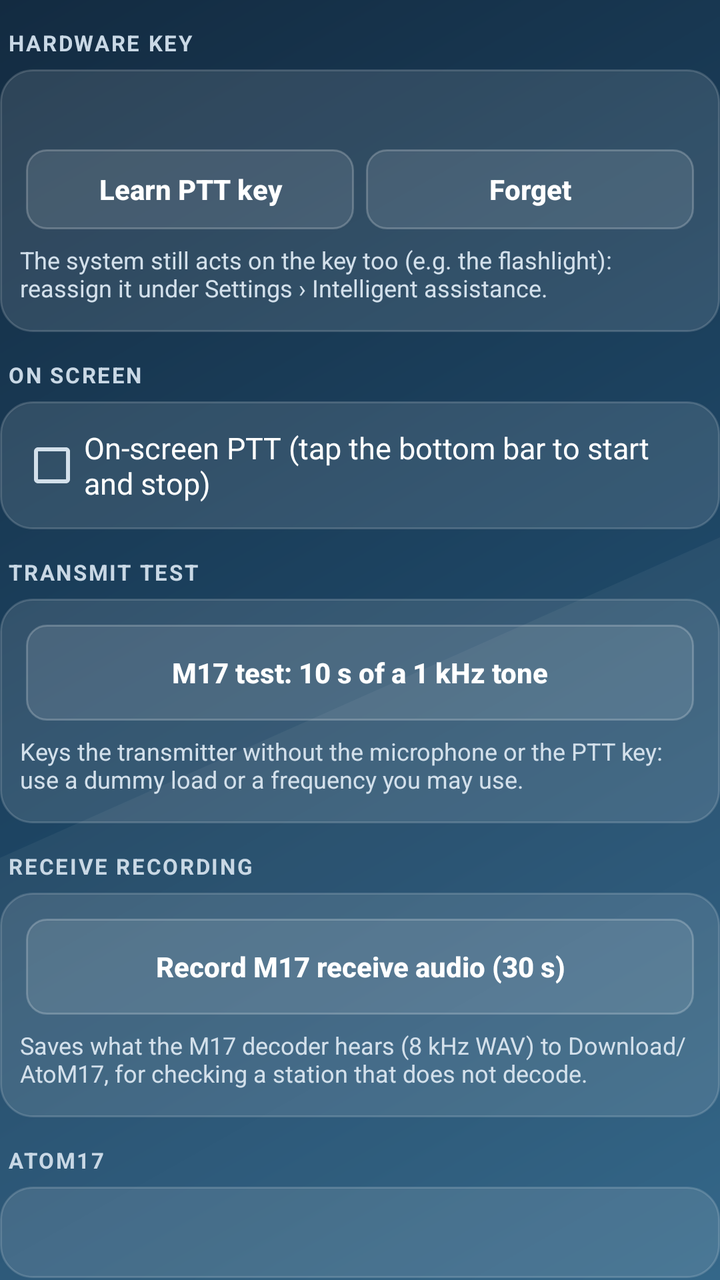
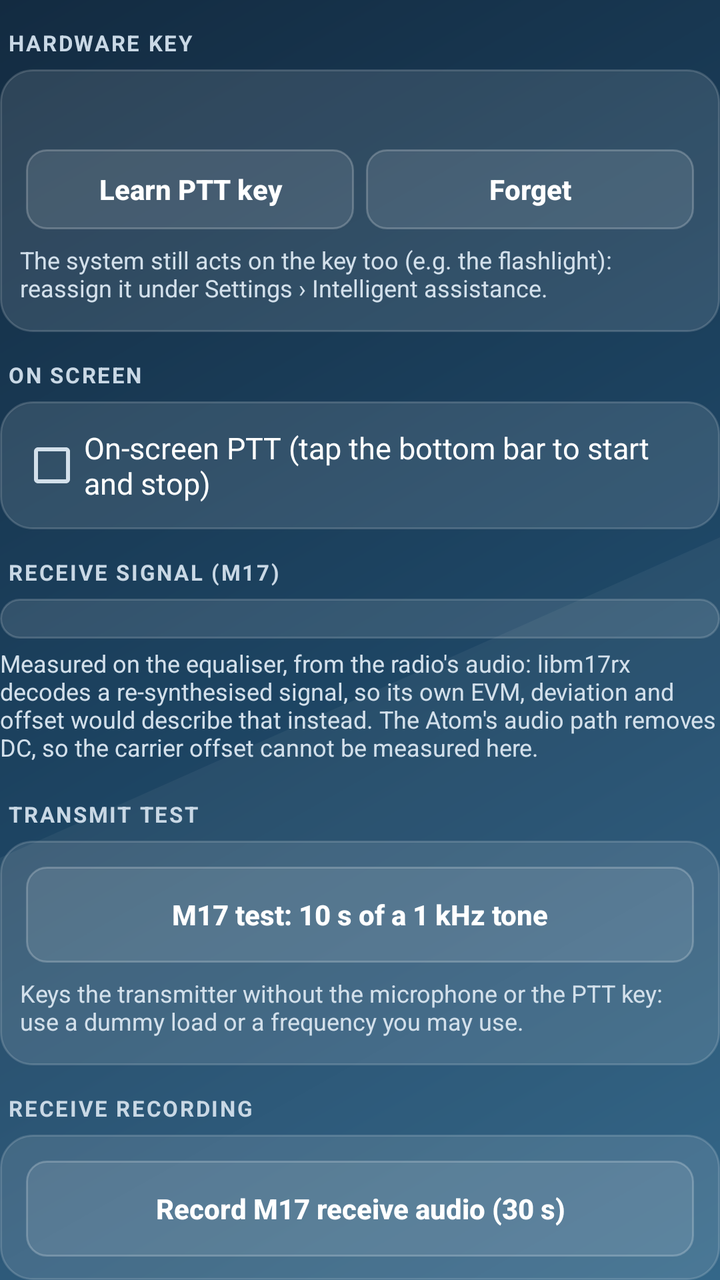

The first picture is an Android layout as it rendered before a commit; the second is the same layout after the commit. The layout source and the unified diff follow.
<!-- AndroidManifest.xml: application theme AppTheme -->
<!-- res/layout/tab_device.xml -->
<?xml version="1.0" encoding="utf-8"?>
<LinearLayout xmlns:android="http://schemas.android.com/apk/res/android"
    android:layout_width="match_parent" android:layout_height="wrap_content" android:orientation="vertical">

    <LinearLayout android:id="@+id/grpPtt" android:layout_width="match_parent" android:layout_height="wrap_content" android:orientation="vertical">
        <TextView style="@style/Head" android:text="Hardware key" />
        <LinearLayout style="@style/Group">
            <TextView android:id="@+id/pttInfo" style="@style/Note" android:textSize="14sp" android:textColor="#FFFFFF" />
            <LinearLayout style="@style/Row">
                <Button android:id="@+id/pttLearn" style="@style/Small" android:layout_width="0dp" android:layout_weight="1" android:text="Learn PTT key" />
                <Button android:id="@+id/pttForget" style="@style/Small" android:layout_width="0dp" android:layout_weight="1" android:text="Forget" />
            </LinearLayout>
            <TextView style="@style/Note" android:text="The system still acts on the key too (e.g. the flashlight): reassign it under Settings › Intelligent assistance." />
        </LinearLayout>
        <TextView style="@style/Head" android:text="On screen" />
        <LinearLayout style="@style/Group">
            <CheckBox android:id="@+id/softPtt" style="@style/Check" android:text="On-screen PTT (tap the bottom bar to start and stop)" />
        </LinearLayout>
    </LinearLayout>

    <LinearLayout android:id="@+id/grpBench" android:layout_width="match_parent" android:layout_height="wrap_content" android:orientation="vertical">
        <TextView style="@style/Head" android:text="Transmit test" />
        <LinearLayout style="@style/Group">
            <Button android:id="@+id/testTx" style="@style/Big" android:text="M17 test: 10 s of a 1 kHz tone" />
            <TextView style="@style/Note" android:text="Keys the transmitter without the microphone or the PTT key: use a dummy load or a frequency you may use." />
        </LinearLayout>
        <TextView style="@style/Head" android:text="Receive recording" />
        <LinearLayout style="@style/Group">
            <Button android:id="@+id/record" style="@style/Big" android:text="Record M17 receive audio (30 s)" />
            <TextView style="@style/Note" android:text="Saves what the M17 decoder hears (8 kHz WAV) to Download/AtoM17, for checking a station that does not decode." />
        </LinearLayout>
    </LinearLayout>

    <LinearLayout android:id="@+id/grpAbout" android:layout_width="match_parent" android:layout_height="wrap_content" android:orientation="vertical">
        <TextView style="@style/Head" android:text="AtoM17" />
        <LinearLayout style="@style/Group">
            <TextView android:id="@+id/about" style="@style/Note" android:textSize="13sp" android:textIsSelectable="true" />
        </LinearLayout>
    </LinearLayout>
</LinearLayout>
<!-- resources referenced by this layout -->
<resources>
  <style name="Big" parent="Small">
          <item name="android:layout_width">match_parent</item>
          <item name="android:layout_height">48dp</item>
      </style>
  <style name="Check">
          <item name="android:layout_width">match_parent</item>
          <item name="android:layout_height">wrap_content</item>
          <item name="android:minHeight">44dp</item>
          <item name="android:textColor">#FFFFFF</item>
          <item name="android:textSize">15sp</item>
      </style>
  <style name="Group">
          <item name="android:layout_width">match_parent</item>
          <item name="android:layout_height">wrap_content</item>
          <item name="android:orientation">vertical</item>
          <item name="android:background">@drawable/card</item>
          <item name="android:padding">10dp</item>
      </style>
  <style name="Head">
          <item name="android:layout_width">match_parent</item>
          <item name="android:layout_height">wrap_content</item>
          <item name="android:textColor">#C9D8E5</item>
          <item name="android:textStyle">bold</item>
          <item name="android:textSize">11sp</item>
          <item name="android:textAllCaps">true</item>
          <item name="android:letterSpacing">0.08</item>
          <item name="android:paddingTop">14dp</item>
          <item name="android:paddingBottom">6dp</item>
          <item name="android:paddingLeft">4dp</item>
      </style>
  <style name="Note">
          <item name="android:layout_width">match_parent</item>
          <item name="android:layout_height">wrap_content</item>
          <item name="android:textColor">#D3E0EB</item>
          <item name="android:textSize">12sp</item>
          <item name="android:paddingTop">4dp</item>
          <item name="android:paddingBottom">4dp</item>
      </style>
  <style name="Row">
          <item name="android:layout_width">match_parent</item>
          <item name="android:layout_height">wrap_content</item>
          <item name="android:orientation">horizontal</item>
          <item name="android:gravity">center_vertical</item>
      </style>
  <style name="AppTheme" parent="@android:style/Theme.DeviceDefault.NoActionBar">
          <item name="android:windowBackground">@drawable/bg_app</item>
          <item name="android:colorAccent">#F59A23</item>
          <item name="android:colorControlActivated">#F59A23</item>
          <item name="android:textColorPrimary">#FFFFFF</item>
          <item name="android:textColorSecondary">#D3E0EB</item>
          <item name="android:statusBarColor">#132B41</item>
          <item name="android:navigationBarColor">#24506F</item>
      </style>
  <!-- drawable card (drawable) -->
  <?xml version="1.0" encoding="utf-8"?>
  <shape xmlns:android="http://schemas.android.com/apk/res/android">
      <corners android:radius="16dp" /><solid android:color="#1CFFFFFF" /><stroke android:width="1dp" android:color="#29FFFFFF" />
  </shape>
  <!-- drawable bg_app (drawable) -->
  <?xml version="1.0" encoding="utf-8"?>
  <layer-list xmlns:android="http://schemas.android.com/apk/res/android">
      <item><shape><gradient android:angle="315" android:startColor="#132B41" android:centerColor="#1D4462" android:endColor="#2A5F83" /></shape></item>
      <item android:top="380dp" android:bottom="-400dp" android:left="-300dp" android:right="-300dp">
          <rotate android:fromDegrees="-24" android:pivotX="50%" android:pivotY="50%">
              <shape><solid android:color="#0CFFFFFF" /></shape>
          </rotate>
      </item>
  </layer-list>
  <!-- unchanged entries left out for length: 2 -->
</resources>

<!-- the commit's change to res/layout/tab_device.xml (unified diff, before → after) -->
@@ -19,6 +19,9 @@
     </LinearLayout>
 
     <LinearLayout android:id="@+id/grpBench" android:layout_width="match_parent" android:layout_height="wrap_content" android:orientation="vertical">
+        <TextView style="@style/Head" android:text="Receive signal (M17)" />
+        <LinearLayout android:id="@+id/signalBox" style="@style/Group" />
+        <TextView style="@style/Note" android:text="Measured on the equaliser, from the radio's audio: libm17rx decodes a re-synthesised signal, so its own EVM, deviation and offset would describe that instead. The Atom's audio path removes DC, so the carrier offset cannot be measured here." />
         <TextView style="@style/Head" android:text="Transmit test" />
         <LinearLayout style="@style/Group">
             <Button android:id="@+id/testTx" style="@style/Big" android:text="M17 test: 10 s of a 1 kHz tone" />
